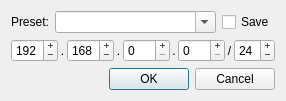
Before: the Qt Designer form marche/gui/ui/subnetinputdlg.ui in mlz-ictrl/marche, drawn with Qt 5.
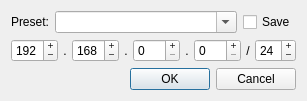
After: the same form once the commit is applied.

The edit to the form file:
```diff
--- a/marche/gui/ui/subnetinputdlg.ui
+++ b/marche/gui/ui/subnetinputdlg.ui
@@ -6,7 +6,7 @@
    <rect>
     <x>0</x>
     <y>0</y>
-    <width>286</width>
+    <width>307</width>
     <height>99</height>
    </rect>
   </property>
```
Left out of the diff: 10 changed lines with no effect on the pictures.
